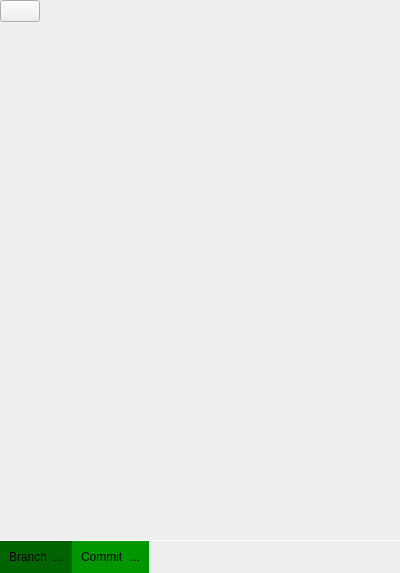
First picture: the form in slate/SourceControl/gitwidget.ui, repository theCheeseboard/theSlate, before the edit.
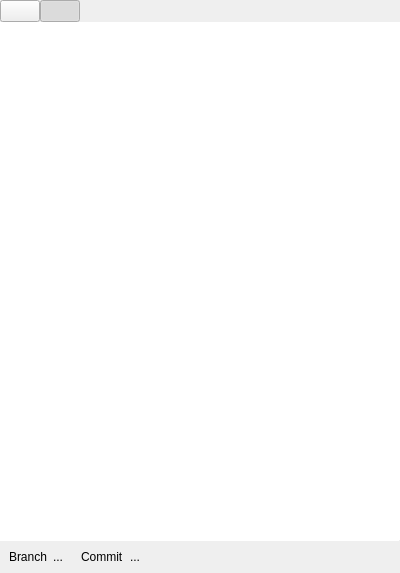
Second picture: the form after the edit. The open tabs and pages were chosen to show the change. Icons and pictures are not drawn. Custom widgets are drawn as their Qt base class.

Diff of the .ui file:
```diff
--- a/slate/SourceControl/gitwidget.ui
+++ b/slate/SourceControl/gitwidget.ui
@@ -347,18 +347,53 @@
        </property>
        <item>
         <layout class="QHBoxLayout" name="horizontalLayout_2">
+         <property name="spacing">
+          <number>0</number>
+         </property>
+         <item>
+          <widget class="TabButton" name="branchesButton">
+           <property name="sizePolicy">
+            <sizepolicy hsizetype="Fixed" vsizetype="Fixed">
+             <horstretch>0</horstretch>
+             <verstretch>0</verstretch>
+            </sizepolicy>
+           </property>
+           <property name="text">
+            <string/>
+           </property>
+           <property name="icon">
+            <iconset theme="branch" resource="../icons.qrc">
+             <normaloff>:/icons/branch.svg</normaloff>:/icons/branch.svg</iconset>
+           </property>
+           <property name="checkable">
+            <bool>true</bool>
+           </property>
+           <property name="autoExclusive">
+            <bool>true</bool>
+           </property>
+          </widget>
+         </item>
          <item>
           <widget class="TabButton" name="commitsButton">
+           <property name="sizePolicy">
+            <sizepolicy hsizetype="Fixed" vsizetype="Fixed">
+             <horstretch>0</horstretch>
+             <verstretch>0</verstretch>
+            </sizepolicy>
+           </property>
            <property name="text">
             <string/>
            </property>
            <property name="icon">
-            <iconset resource="../icons.qrc">
+            <iconset theme="commit" resource="../icons.qrc">
              <normaloff>:/icons/commit.svg</normaloff>:/icons/commit.svg</iconset>
            </property>
            <property name="checkable">
             <bool>true</bool>
            </property>
+           <property name="checked">
+            <bool>true</bool>
+           </property>
            <property name="autoExclusive">
             <bool>true</bool>
            </property>
@@ -381,6 +416,9 @@
        </item>
        <item>
         <widget class="QStackedWidget" name="gitPages">
+         <property name="currentIndex">
+          <number>1</number>
+         </property>
          <widget class="QWidget" name="page_5">
           <layout class="QVBoxLayout" name="verticalLayout_6">
            <property name="spacing">
@@ -399,18 +437,24 @@
             <number>0</number>
            </property>
            <item>
-            <widget class="Line" name="line">
-             <property name="maximumSize">
-              <size>
-               <width>16777215</width>
-               <height>1</height>
-              </size>
-             </property>
-             <property name="orientation">
-              <enum>Qt::Horizontal</enum>
-             </property>
-            </widget>
+            <widget class="QListView" name="branchesList"/>
            </item>
+          </layout>
+         </widget>
+         <widget class="QWidget" name="page_6">
+          <layout class="QVBoxLayout" name="verticalLayout_7">
+           <property name="leftMargin">
+            <number>0</number>
+           </property>
+           <property name="topMargin">
+            <number>0</number>
+           </property>
+           <property name="rightMargin">
+            <number>0</number>
+           </property>
+           <property name="bottomMargin">
+            <number>0</number>
+           </property>
            <item>
             <widget class="QListView" name="logList">
              <property name="frameShape">
@@ -420,7 +464,6 @@
            </item>
           </layout>
          </widget>
-         <widget class="QWidget" name="page_6"/>
         </widget>
        </item>
        <item>
@@ -442,125 +485,7 @@
           <number>0</number>
          </property>
          <item>
-          <widget class="QWidget" name="widget" native="true">
-           <property name="palette">
-            <palette>
-             <active>
-              <colorrole role="Text">
-               <brush brushstyle="SolidPattern">
-                <color alpha="255">
-                 <red>255</red>
-                 <green>255</green>
-                 <blue>255</blue>
-                </color>
-               </brush>
-              </colorrole>
-              <colorrole role="Base">
-               <brush brushstyle="SolidPattern">
-                <color alpha="255">
-                 <red>46</red>
-                 <green>47</green>
-                 <blue>48</blue>
-                </color>
-               </brush>
-              </colorrole>
-              <colorrole role="Window">
-               <brush brushstyle="SolidPattern">
-                <color alpha="255">
-                 <red>0</red>
-                 <green>100</green>
-                 <blue>0</blue>
-                </color>
-               </brush>
-              </colorrole>
-              <colorrole role="PlaceholderText">
-               <brush brushstyle="SolidPattern">
-                <color alpha="128">
-                 <red>255</red>
-                 <green>255</green>
-                 <blue>255</blue>
-                </color>
-               </brush>
-              </colorrole>
-             </active>
-             <inactive>
-              <colorrole role="Text">
-               <brush brushstyle="SolidPattern">
-                <color alpha="255">
-                 <red>255</red>
-                 <green>255</green>
-                 <blue>255</blue>
-                </color>
-               </brush>
-              </colorrole>
-              <colorrole role="Base">
-               <brush brushstyle="SolidPattern">
-                <color alpha="255">
-                 <red>46</red>
-                 <green>47</green>
-                 <blue>48</blue>
-                </color>
-               </brush>
-              </colorrole>
-              <colorrole role="Window">
-               <brush brushstyle="SolidPattern">
-                <color alpha="255">
-                 <red>0</red>
-                 <green>100</green>
-                 <blue>0</blue>
-                </color>
-               </brush>
-              </colorrole>
-              <colorrole role="PlaceholderText">
-               <brush brushstyle="SolidPattern">
-                <color alpha="128">
-                 <red>255</red>
-                 <green>255</green>
-                 <blue>255</blue>
-                </color>
-               </brush>
-              </colorrole>
-             </inactive>
-             <disabled>
-              <colorrole role="Text">
-               <brush brushstyle="SolidPattern">
-                <color alpha="96">
-                 <red>164</red>
-                 <green>166</green>
-                 <blue>168</blue>
-                </color>
-               </brush>
-              </colorrole>
-              <colorrole role="Base">
-               <brush brushstyle="SolidPattern">
-                <color alpha="255">
-                 <red>0</red>
-                 <green>100</green>
-                 <blue>0</blue>
-                </color>
-               </brush>
-              </colorrole>
-              <colorrole role="Window">
-               <brush brushstyle="SolidPattern">
-                <color alpha="255">
-                 <red>0</red>
-                 <green>100</green>
-                 <blue>0</blue>
-                </color>
-               </brush>
-              </colorrole>
-              <colorrole role="PlaceholderText">
-               <brush brushstyle="SolidPattern">
-                <color alpha="128">
-                 <red>208</red>
-                 <green>208</green>
-                 <blue>208</blue>
-                </color>
-               </brush>
-              </colorrole>
-             </disabled>
-            </palette>
-           </property>
+          <widget class="QWidget" name="branchChunk" native="true">
            <property name="autoFillBackground">
             <bool>true</bool>
            </property>
@@ -583,125 +508,7 @@
           </widget>
          </item>
          <item>
-          <widget class="QWidget" name="widget_2" native="true">
-           <property name="palette">
-            <palette>
-             <active>
-              <colorrole role="Text">
-               <brush brushstyle="SolidPattern">
-                <color alpha="255">
-                 <red>255</red>
-                 <green>255</green>
-                 <blue>255</blue>
-                </color>
-               </brush>
-              </colorrole>
-              <colorrole role="Base">
-               <brush brushstyle="SolidPattern">
-                <color alpha="255">
-                 <red>46</red>
-                 <green>47</green>
-                 <blue>48</blue>
-                </color>
-               </brush>
-              </colorrole>
-              <colorrole role="Window">
-               <brush brushstyle="SolidPattern">
-                <color alpha="255">
-                 <red>0</red>
-                 <green>150</green>
-                 <blue>0</blue>
-                </color>
-               </brush>
-              </colorrole>
-              <colorrole role="PlaceholderText">
-               <brush brushstyle="SolidPattern">
-                <color alpha="128">
-                 <red>255</red>
-                 <green>255</green>
-                 <blue>255</blue>
-                </color>
-               </brush>
-              </colorrole>
-             </active>
-             <inactive>
-              <colorrole role="Text">
-               <brush brushstyle="SolidPattern">
-                <color alpha="255">
-                 <red>255</red>
-                 <green>255</green>
-                 <blue>255</blue>
-                </color>
-               </brush>
-              </colorrole>
-              <colorrole role="Base">
-               <brush brushstyle="SolidPattern">
-                <color alpha="255">
-                 <red>46</red>
-                 <green>47</green>
-                 <blue>48</blue>
-                </color>
-               </brush>
-              </colorrole>
-              <colorrole role="Window">
-               <brush brushstyle="SolidPattern">
-                <color alpha="255">
-                 <red>0</red>
-                 <green>150</green>
-                 <blue>0</blue>
-                </color>
-               </brush>
-              </colorrole>
-              <colorrole role="PlaceholderText">
-               <brush brushstyle="SolidPattern">
-                <color alpha="128">
-                 <red>255</red>
-                 <green>255</green>
-                 <blue>255</blue>
-                </color>
-               </brush>
-              </colorrole>
-             </inactive>
-             <disabled>
-              <colorrole role="Text">
-               <brush brushstyle="SolidPattern">
-                <color alpha="96">
-                 <red>164</red>
-                 <green>166</green>
-                 <blue>168</blue>
-                </color>
-               </brush>
-              </colorrole>
-              <colorrole role="Base">
-               <brush brushstyle="SolidPattern">
-                <color alpha="255">
-                 <red>0</red>
-                 <green>150</green>
-                 <blue>0</blue>
-                </color>
-               </brush>
-              </colorrole>
-              <colorrole role="Window">
-               <brush brushstyle="SolidPattern">
-                <color alpha="255">
-                 <red>0</red>
-                 <green>150</green>
-                 <blue>0</blue>
-                </color>
-               </brush>
-              </colorrole>
-              <colorrole role="PlaceholderText">
-               <brush brushstyle="SolidPattern">
-                <color alpha="128">
-                 <red>208</red>
-                 <green>208</green>
-                 <blue>208</blue>
-                </color>
-               </brush>
-              </colorrole>
-             </disabled>
-            </palette>
-           </property>
+          <widget class="QWidget" name="commitChunk" native="true">
            <property name="autoFillBackground">
             <bool>true</bool>
            </property>
```
